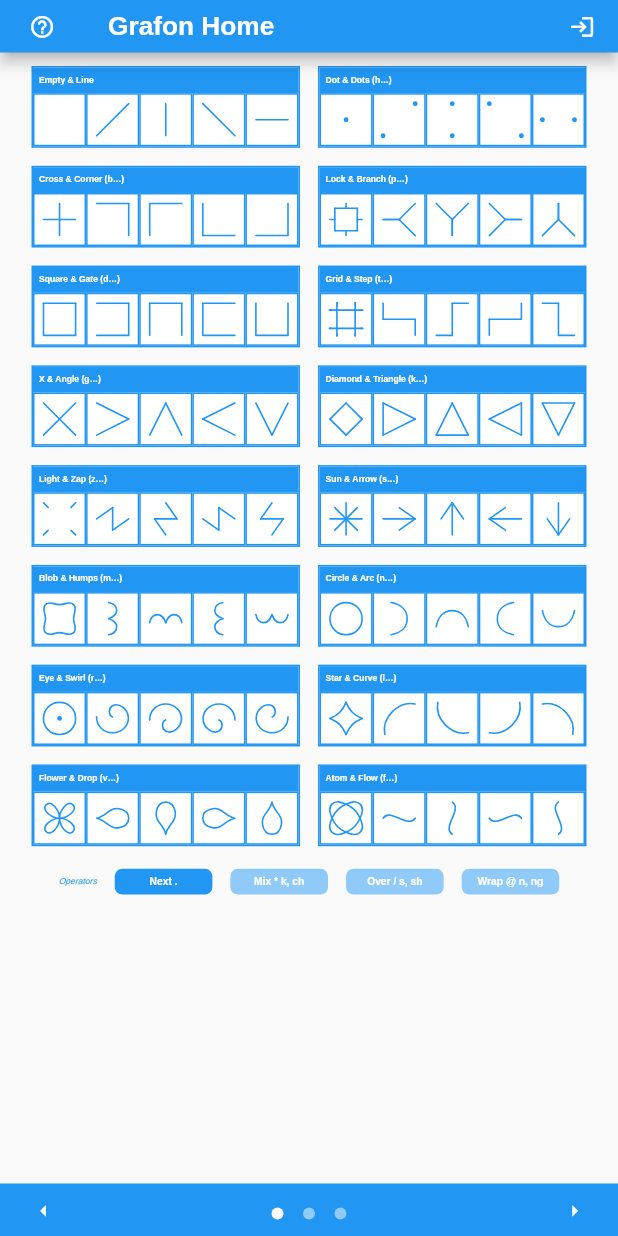
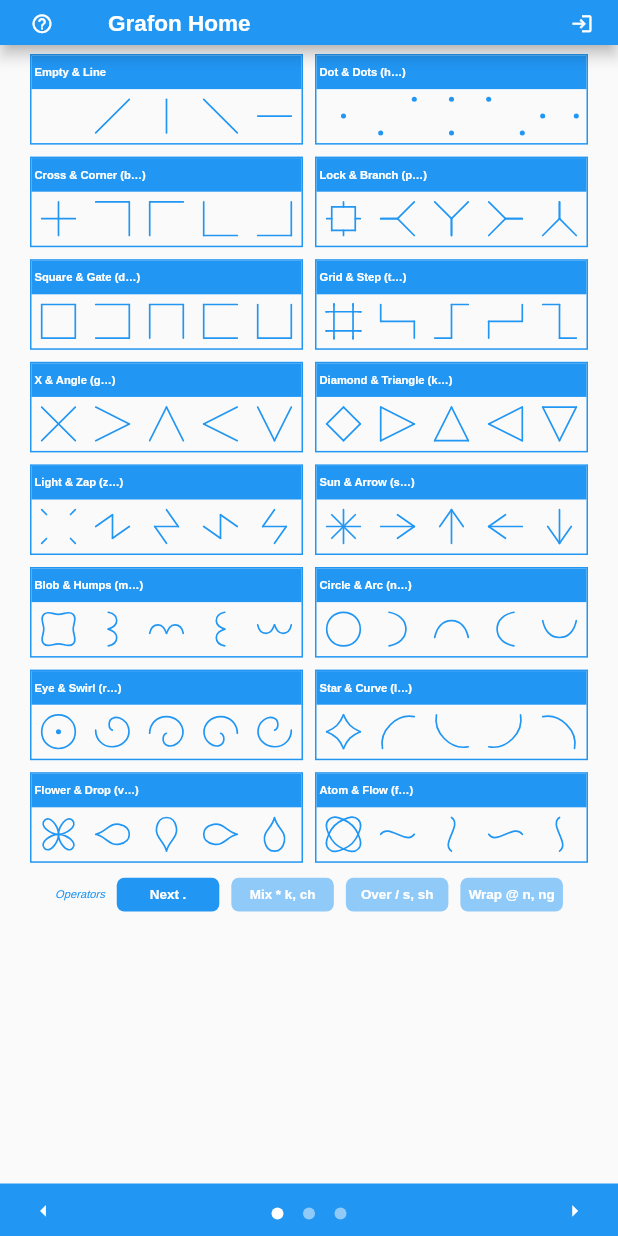
Before and after one commit to bguan/grafon, a Flutter app: the screen it shows after launch, on a phone screen of 412 x 824 dp. Run offline on Flutter 3.47's test engine with Material 2 defaults, Android fonts, the light colour scheme and no system bars; drawn by our look-alikes of dots_indicator; our stand-ins replace google_sign_in, just_audio, url_launcher_web; missing offline and left inert: audio_session, extension_google_sign_in_as_googleapis_auth, google_sign_in_web, googleapis, just_audio_web.

Commit message:
tweak gramtable sizing and border better for web.

```diff
--- a/lib/constants.dart
+++ b/lib/constants.dart
@@ -17,7 +17,7 @@
 
 /// Constants to be share in multiple pieces of code
 
-const TOOL_BAR_HEIGHT = 35.0;
+const TOOL_BAR_HEIGHT = 30.0;
 const FOOTER_HEIGHT = 35.0;
 
 const MIN_GRAM_WIDTH = 0.01;
--- a/lib/gram_table.dart
+++ b/lib/gram_table.dart
@@ -312,7 +312,7 @@ class _QuadHelper {
   ];
 
   final dotsPaths = [
-    InvisiDot.anchors([], minWidth: GRAM_DIM / 2, minHeight: GRAM_DIM / 2),
+    InvisiDot.anchors([], minWidth: GRAM_GAP, minHeight: GRAM_GAP),
     PolyDot.anchors([Anchor.ne, Anchor.sw]),
   ];
 
--- a/lib/gram_table_widget.dart
+++ b/lib/gram_table_widget.dart
@@ -48,7 +48,7 @@ class GramTableView extends StatefulWidget {
 
 class _GramTableViewState extends State<GramTableView> {
   static const MIN_GRAM_CLUSTER_WIDTH = 150;
-  static const MIN_GRAM_CLUSTER_HEIGHT = 350;
+  static const MIN_GRAM_CLUSTER_HEIGHT = 300;
   static const HEADER_CELL_RATIO = 0.8;
   static final log = Logger("_GramTableViewState");
 
@@ -61,7 +61,7 @@ class _GramTableViewState extends State<GramTableView> {
     final table = ctx.watch<GramTable>();
     final scheme = Theme.of(ctx).colorScheme;
     final mediaSize = (widget.size ?? MediaQuery.of(ctx).size);
-    final inset = 6.0;
+    final inset = 4.0;
     final pageWidth = mediaSize.width - 9 * inset;
     final pageHeight = mediaSize.height - TOOL_BAR_HEIGHT - FOOTER_HEIGHT;
     final numCols = pageWidth < MIN_GRAM_CLUSTER_WIDTH ||
@@ -235,7 +235,6 @@ class GramRowWidget extends StatelessWidget {
                 height: headerHeight,
                 decoration: BoxDecoration(
                   color: scheme.primary,
-                  border: Border.all(color: scheme.primary, width: 1),
                 ),
                 alignment: Alignment.centerLeft,
                 padding: EdgeInsets.all(pad / 2),
@@ -254,17 +253,13 @@ class GramRowWidget extends StatelessWidget {
               children: [
                 for (var f in Face.values)
                   Container(
-                    padding: EdgeInsets.all(pad),
-                    decoration: BoxDecoration(
-                      color: scheme.surface,
-                      border: Border.all(color: scheme.primary, width: 1),
-                    ),
+                    padding: EdgeInsets.all(pad + 0.1 * gramDim),
                     child: GestureDetector(
                       onTap: () => onTap([table.atMonoFace(mono, f)]),
                       child: GrafonTile(
                         table.atMonoFace(mono, f).renderPlan,
-                        height: gramDim,
-                        width: gramDim,
+                        height: 0.8 * gramDim,
+                        width: 0.8 * gramDim,
                       ),
                     ),
                   ),
```
